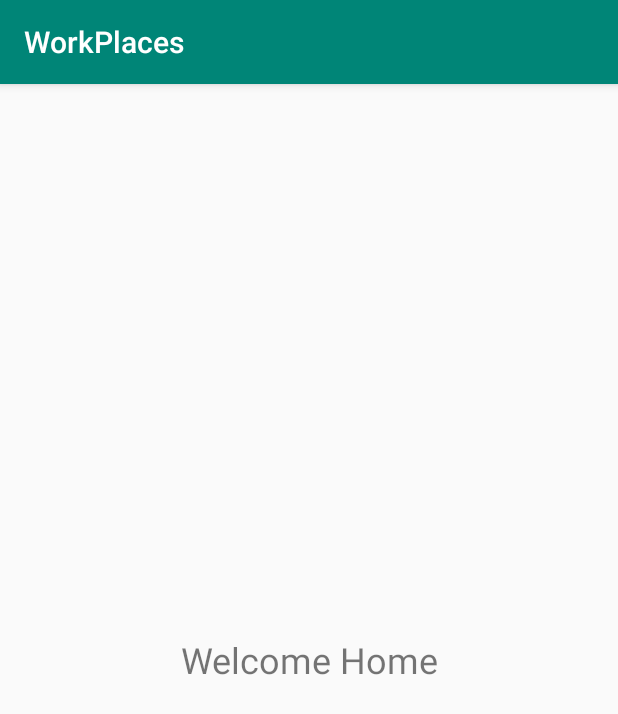
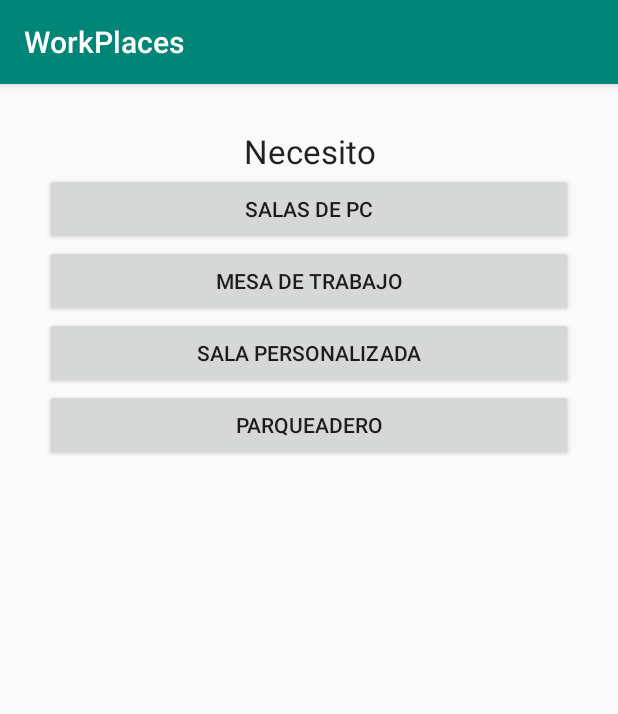
Before and after one commit to Ander0506/WorkPlaces, an Android app: the Home screen opened directly, with no data from a screen before it, on a phone screen of 412 x 824 dp. Shown: the top 714 px of the screen. Run offline under Robolectric (Android 15) with nearby library versions, the phone set to English and light mode, and no system bars.

Commit message:
Algunas Vistas
se hicieron las vistas mas importantes

```diff
--- a/app/build.gradle
+++ b/app/build.gradle
@@ -10,6 +10,8 @@ android {
         versionCode 1
         versionName "1.0"
         testInstrumentationRunner "android.support.test.runner.AndroidJUnitRunner"
+        android.defaultConfig.vectorDrawables.useSupportLibrary = true
+
     }
     buildTypes {
         release {
@@ -28,4 +30,5 @@ dependencies {
     androidTestImplementation 'com.android.support.test:runner:1.0.2'
     androidTestImplementation 'com.android.support.test.espresso:espresso-core:3.0.2'
     implementation 'com.android.support:design:28.0.0'
+
 }
--- /dev/null
+++ b/app/src/main/java/com/example/workplaces/Transaccion.java
@@ -0,0 +1,6 @@
+package com.example.workplaces;
+
+public class Transaccion {
+
+
+}
--- a/app/src/main/res/layout/activity_home.xml
+++ b/app/src/main/res/layout/activity_home.xml
@@ -10,19 +10,38 @@
     <LinearLayout
         android:layout_width="match_parent"
         android:layout_height="match_parent"
-        android:gravity="center"
-        android:orientation="vertical"
-        android:padding="15dp"
-        tools:layout_editor_absoluteX="30dp"
-        tools:layout_editor_absoluteY="30dp">
+        android:orientation="vertical">
 
         <TextView
-            android:id="@+id/textView"
+            android:id="@+id/H_Title"
             android:layout_width="match_parent"
             android:layout_height="wrap_content"
             android:gravity="center"
-            android:text="Welcome Home"
-            android:textSize="24sp" />
+            android:text="@string/necesito"
+            android:textAppearance="@style/TextAppearance.AppCompat.Large" />
+
+        <Button
+            android:id="@+id/hm_bt_salasdepc"
+            android:layout_width="match_parent"
+            android:layout_height="wrap_content"
+            android:text="@string/salaDePc" />
+
+        <Button
+            android:id="@+id/hm_bt_mesaTrabajo"
+            android:layout_width="match_parent"
+            android:layout_height="wrap_content"
+            android:text="@string/mesaDeTrabajo" />
+
+        <Button
+            android:id="@+id/hm_bt_SalaPersonalizada"
+            android:layout_width="match_parent"
+            android:layout_height="wrap_content"
+            android:text="@string/salaPersonalizada" />
+
+        <Button
+            android:id="@+id/hm_bt_parqueadero"
+            android:layout_width="match_parent"
+            android:layout_height="wrap_content"
+            android:text="@string/parqueadero" />
     </LinearLayout>
-
 </android.support.constraint.ConstraintLayout>
--- a/app/src/main/res/values/colors.xml
+++ b/app/src/main/res/values/colors.xml
@@ -3,4 +3,6 @@
     <color name="colorPrimary">#008577</color>
     <color name="colorPrimaryDark">#00574B</color>
     <color name="colorAccent">#D81B60</color>
+    <color name="available">#41DB0C</color>
+    <color name="ocupated">#F50707</color>
 </resources>
--- a/app/src/main/res/values/strings.xml
+++ b/app/src/main/res/values/strings.xml
@@ -5,4 +5,9 @@
     <string name="err_empty">Fields are required</string>
     <string name="err_user">Not valid user</string>
     <string name="login">Login</string>
+    <string name="salaDePc">Salas de PC</string>
+    <string name="mesaDeTrabajo">Mesa De Trabajo</string>
+    <string name="salaPersonalizada">Sala Personalizada</string>
+    <string name="parqueadero">Parqueadero</string>
+    <string name="necesito">Necesito</string>
 </resources>
--- a/app/src/main/res/values/styles.xml
+++ b/app/src/main/res/values/styles.xml
@@ -8,4 +8,6 @@
         <item name="colorAccent">@color/colorAccent</item>
     </style>
 
+
+
 </resources>
--- a/build.gradle
+++ b/build.gradle
@@ -9,7 +9,6 @@ buildscript {
     dependencies {
         classpath 'com.android.tools.build:gradle:3.4.0'
         classpath 'com.google.gms:google-services:4.2.0'
-
         // NOTE: Do not place your application dependencies here; they belong
         // in the individual module build.gradle files
     }
```
Also changed, not shown: app/src/main/java/com/example/workplaces/Data.java (added, +42 -0 lines), app/src/main/java/com/example/workplaces/Place.java (added, +69 -0 lines), app/src/main/java/com/example/workplaces/PlaceAdapter.java (added, +61 -0 lines), app/src/main/java/com/example/workplaces/User.java (added, +48 -0 lines), app/src/main/res/drawable/ic_indicator_24dp.xml (added, +9 -0 lines), app/src/main/res/layout/buscar_plantilla.xml (added, +44 -0 lines), app/src/main/res/layout/item_place.xml (added, +57 -0 lines).
